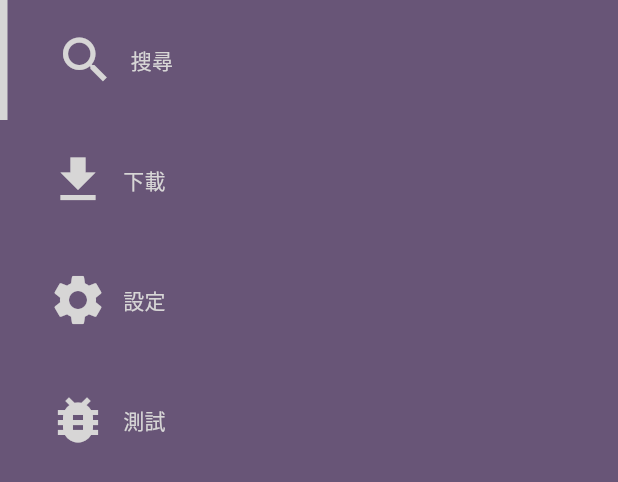
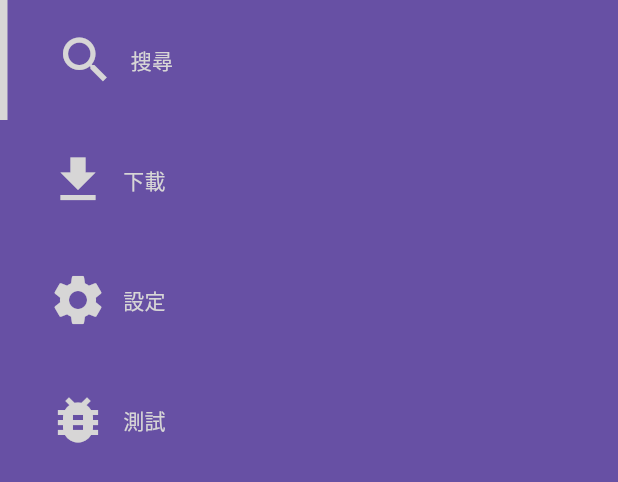
Before and after one commit to dockyu/comicworm, a Flutter app: the NavigationColumn widget shown alone on an empty page, opened directly with empty values, on a phone screen of 412 x 824 dp. Shown: the top 482 px of the screen. Run offline on Flutter 3.47's test engine with Material 3 defaults, Android fonts, the phone set to English and light mode, and no system bars; our stand-ins replace shared_preferences; missing offline and left inert: dart:ffi, flutter_rust_bridge; accounts and stored records are empty.

Commit message:
update navigation column color

```diff
--- a/lib/component/navigation/navigation_column.dart
+++ b/lib/component/navigation/navigation_column.dart
@@ -12,7 +12,7 @@ class NavigationColumn extends StatefulWidget {
 
 class _NavigationColumnState extends State<NavigationColumn> {
   int _selectedIndex = 0; // 將選中索引作為狀態
-  static const Color backgroundColor = Color(0xFF685577); // 導航欄使用的顏色
+  static const Color backgroundColor = Color(0xFF6750A4); // 導航欄使用的顏色
   static const Color objectColor = Color(0xFFD7D6D6); // 導航欄item使用的顏色
 
   @override
```
